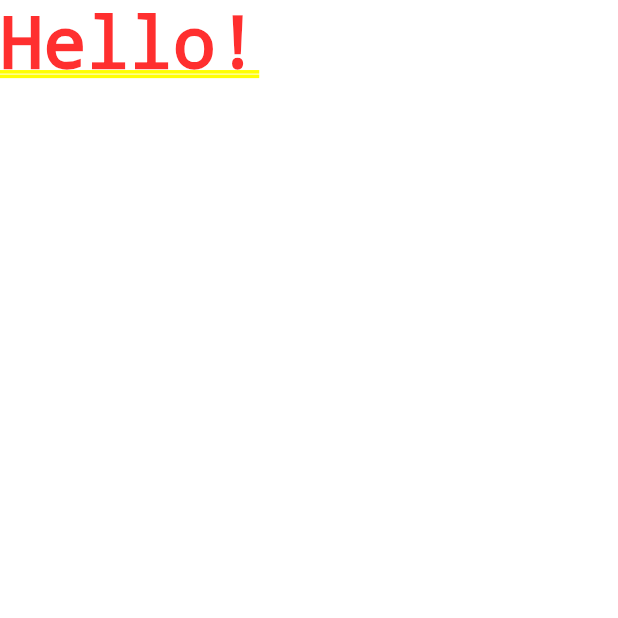
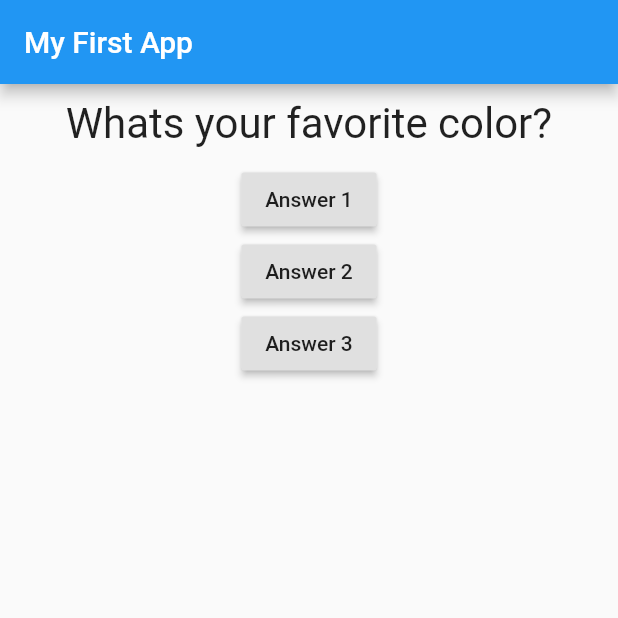
Before and after one commit to sripiranavan8/Flutter-Learning-Basic, a Flutter app: the screen it shows after launch, on a phone screen of 412 x 824 dp, the top half of it. Run offline on Flutter 3.47's test engine with Material 2 defaults, Android fonts, the phone set to English and light mode, and no system bars.

Commit message:
Basic phase 1

```diff
--- a/lib/main.dart
+++ b/lib/main.dart
@@ -1,14 +1,60 @@
 import 'package:flutter/material.dart';
 
-void main() {
-  runApp(MyApp());
+import './question.dart';
+
+// void main() {
+//   runApp(MyApp());
+// }
+void main() => runApp(MyApp());
+
+class MyApp extends StatefulWidget {
+  @override
+  State<StatefulWidget> createState() {
+    return _MyAppState();
+  }
 }
 
-class MyApp extends StatelessWidget {
+class _MyAppState extends State<MyApp> {
+  var _questionIndex = 0;
+  void _answerQuestion() {
+    setState(() {
+      _questionIndex++;
+    });
+    print(_questionIndex);
+  }
+
   @override
   Widget build(BuildContext context) {
+    var questions = [
+      'What\s your favorite color?',
+      'What\s your favorite animal?'
+    ];
     return MaterialApp(
-      home: Text('Hello!'),
+      home: Scaffold(
+        appBar: AppBar(
+          title: Text('My First App'),
+        ),
+        body: Column(
+          children: [
+            Question(questions.elementAt(_questionIndex)),
+            RaisedButton(
+              child: Text('Answer 1'),
+              onPressed: _answerQuestion,
+            ),
+            RaisedButton(
+              child: Text('Answer 2'),
+              onPressed: () => print('Answer 2 choosen'),
+            ),
+            RaisedButton(
+              child: Text('Answer 3'),
+              onPressed: () {
+                // ...
+                print('Answer 3 choosen');
+              },
+            ),
+          ],
+        ),
+      ),
     );
   }
 }
--- /dev/null
+++ b/lib/question.dart
@@ -0,0 +1,21 @@
+import 'package:flutter/material.dart';
+
+class Question extends StatelessWidget {
+  final String questionText;
+
+  Question(this.questionText);
+  @override
+  Widget build(BuildContext context) {
+    return Container(
+      width: double.infinity,
+      margin: EdgeInsets.all(10),
+      child: Text(
+        questionText,
+        style: TextStyle(
+          fontSize: 28,
+        ),
+        textAlign: TextAlign.center,
+      ),
+    );
+  }
+}
```
